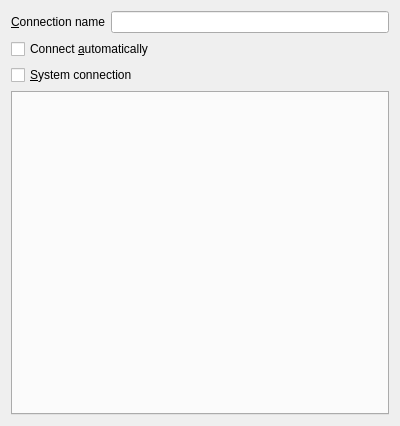
The window that settings/connection.ui (KDE/networkmanagement) describes before a commit, drawn with Qt 5.
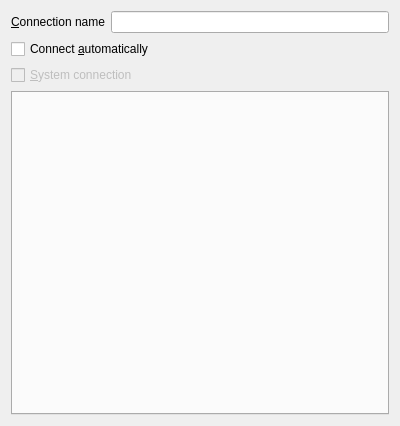
The same window after the commit. Custom widgets are drawn as their Qt base class.

Commit message: Add a test service app and config UI using plugins

The edit to the form file:
```diff
--- a/settings/connection.ui
+++ b/settings/connection.ui
@@ -39,6 +39,9 @@
    </item>
    <item>
     <widget class="QCheckBox" name="system" >
+     <property name="enabled" >
+      <bool>false</bool>
+     </property>
      <property name="text" >
       <string>&amp;System connection</string>
      </property>
```
Left out of the diff: 4 changed lines with no effect on the pictures. The commit also changes 7 other files.
